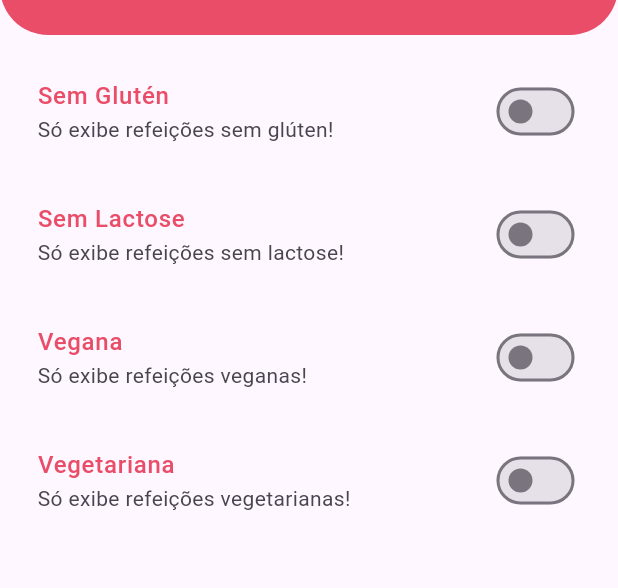
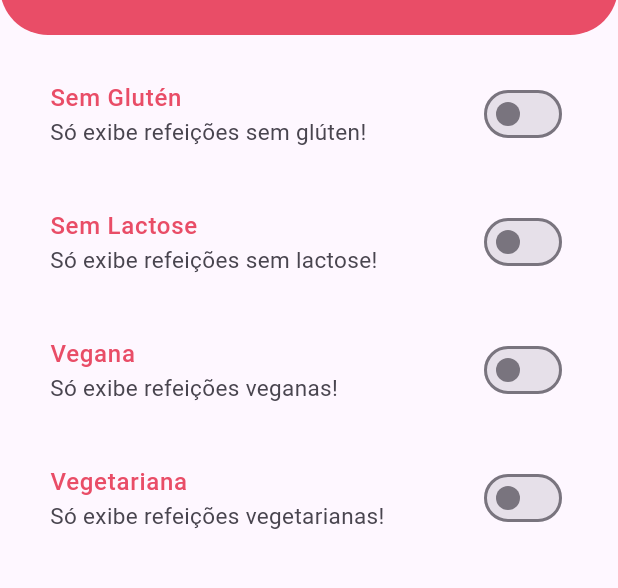
Before and after one commit to Kyuorhan/meals, a Flutter app: the SettingsScreen screen opened by its route, on a phone screen of 412 x 824 dp, the part 73-661 px from its top. Run offline on Flutter 3.47's test engine with Material 3 defaults, Android fonts, the phone set to English and light mode, and no system bars; our stand-ins replace google_fonts.

Commit message:
Update settings screen application

```diff
--- a/lib/src/modules/screens/settings/settings_screen.dart
+++ b/lib/src/modules/screens/settings/settings_screen.dart
@@ -22,10 +22,14 @@ class _SettingsScreenState extends State<SettingsScreen> {
     Function(bool) onChanged,
   ) {
     return SwitchListTile.adaptive(
-      contentPadding: const EdgeInsets.symmetric(vertical: 5, horizontal: 25),
-      activeColor: AppColors.delete,
+      contentPadding:
+          const EdgeInsets.symmetric(vertical: 5 / 0.75, horizontal: 25 / 0.75),
+      activeColor: AppColors.primary,
       title: Text(title, style: TextStyles.titleSettings),
-      subtitle: Text(subTitle, style: TextStyles.subTitleSettings),
+      subtitle: Text(
+        subTitle,
+        style: TextStyles.subTitleSettings,
+      ),
       value: value,
       onChanged: onChanged,
     );
--- a/lib/src/shared/themes/app_text_style.dart
+++ b/lib/src/shared/themes/app_text_style.dart
@@ -65,7 +65,7 @@ class TextStyles {
     color: AppColors.primary,
   );
   static final subTitleSettings = GoogleFonts.lexendDeca(
-    fontSize: 14,
+    fontSize: 15,
     fontWeight: FontWeight.w400,
     // color: AppColors.heading,
   );
```
